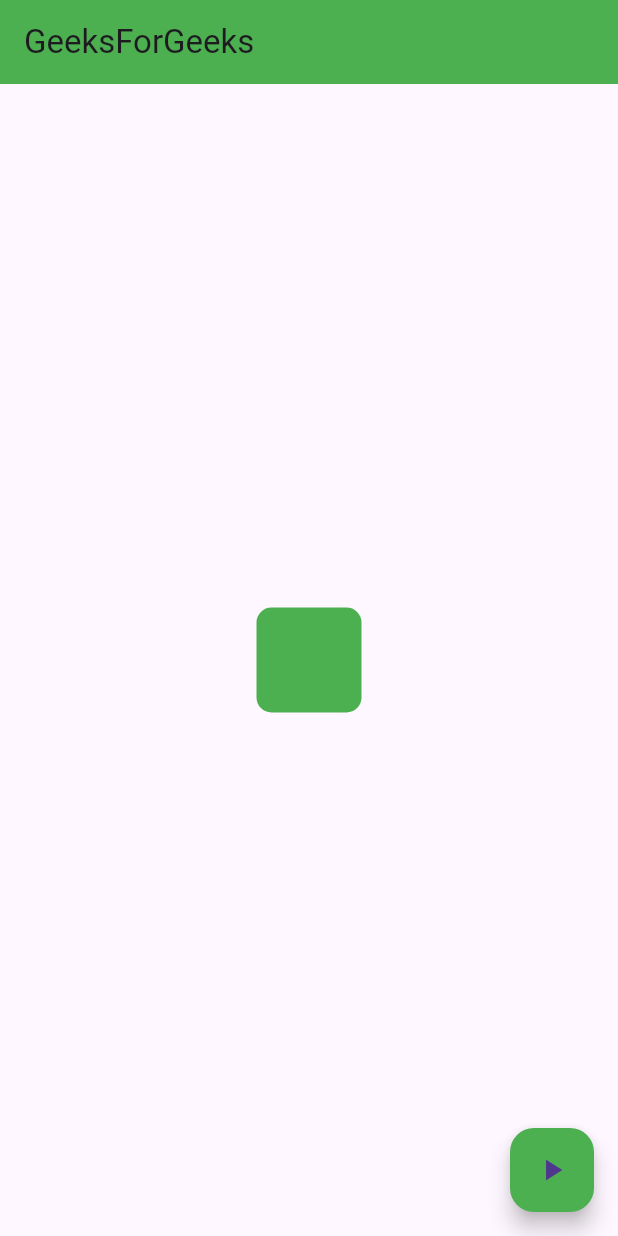
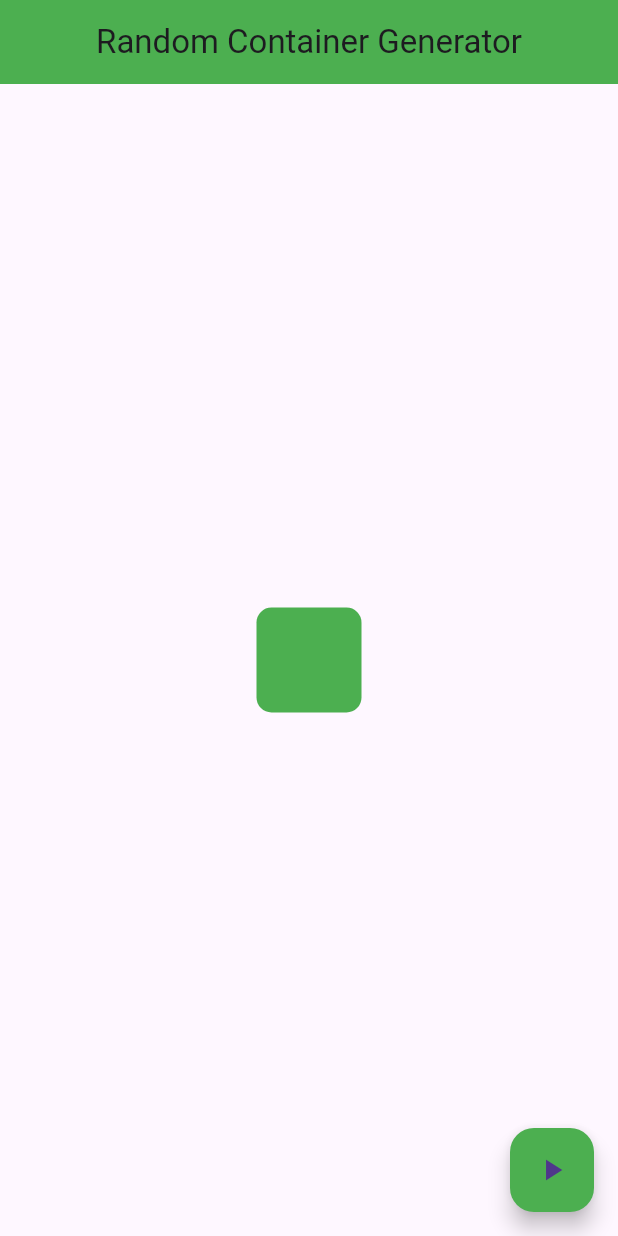
Before and after one commit to bmdufaiyazgithub21/Animated_Container-with-Dot_Indicator, a Flutter app: the screen it shows after launch, on a phone screen of 412 x 824 dp. Run offline on Flutter 3.47's test engine with Material 3 defaults, Android fonts, the phone set to English and light mode, and no system bars; our stand-ins replace smooth_page_indicator.

Commit message:
5 th commit

```diff
--- a/lib/animatedcontainerapp.dart
+++ b/lib/animatedcontainerapp.dart
@@ -20,7 +20,8 @@ class _AnimatedContainerAppState extends State<AnimatedContainerApp> {
     return MaterialApp(
       home: Scaffold(
         appBar: AppBar(
-          title: Text('GeeksForGeeks'),
+          centerTitle: true,
+          title: Text('Random Container Generator'),
           backgroundColor: Colors.green,
         ),
         body: Center(
```
